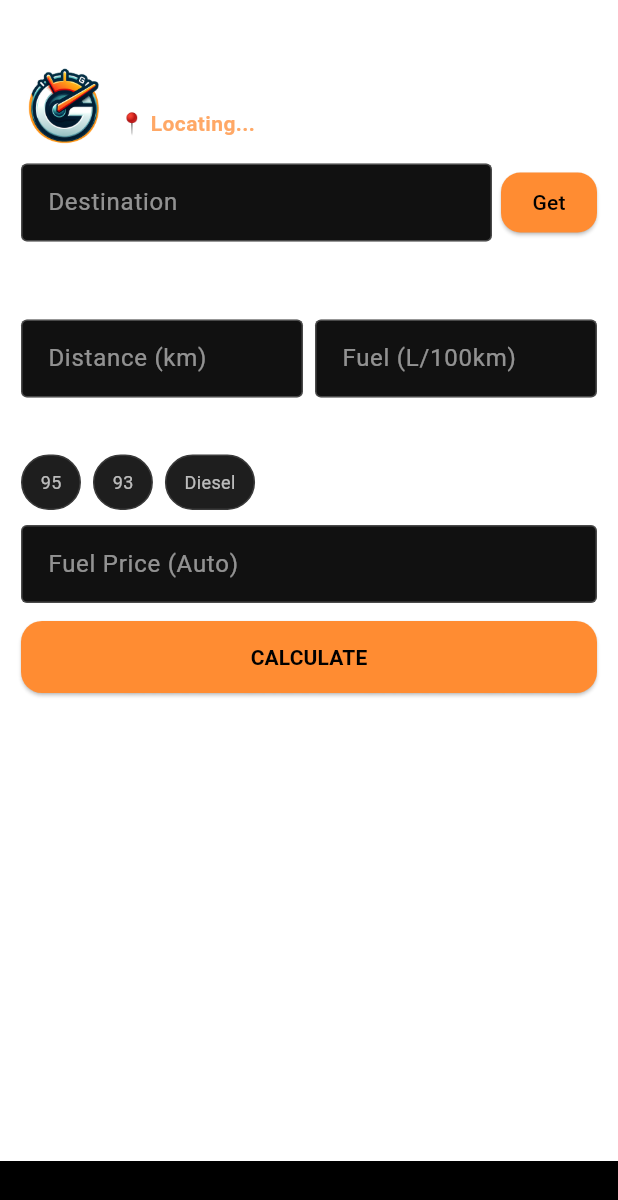
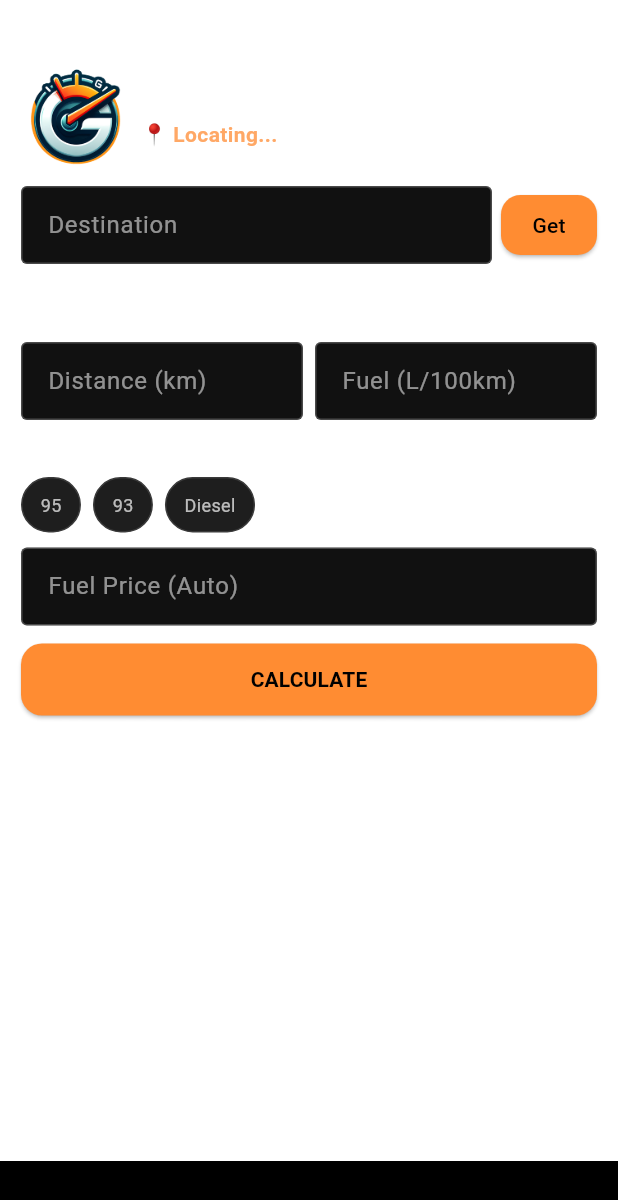
Before and after one commit to VSoulRSA/gazol, a Flutter app: the FuelScreen screen opened directly, on a phone screen of 412 x 824 dp. Shown: the top 1200 px of the screen. Run offline on Flutter 3.47's test engine with Material 3 defaults, Android fonts, the phone set to English and light mode, and no system bars; drawn by our look-alikes of google_mobile_ads; our stand-ins replace geocoding, geolocator, shared_preferences; accounts and stored records are empty; network calls fail.

Commit message:
UI: improved header layout, resized logo, styled results card

```diff
--- a/lib/main.dart
+++ b/lib/main.dart
@@ -535,7 +535,7 @@ class _FuelScreenState extends State<FuelScreen>
                         // Logo
                         Image.asset(
                           "assets/images/gazol_logo.png",
-                          height: 55,
+                          height: 70,
                         ),
 
                         const SizedBox(width: 10),
@@ -717,7 +717,7 @@ class _FuelScreenState extends State<FuelScreen>
                             decoration: BoxDecoration(
                               color: const Color(0xFF1E1E1E),
                               borderRadius: BorderRadius.circular(12),
-                              border: Border.all(color: const Color(0xFF2A2A2A)),
+                              border: Border.all(color: const Color(0xFF1B1B1B)),
                             ),
                             child: Column(
                               crossAxisAlignment: CrossAxisAlignment.center,
@@ -727,7 +727,7 @@ class _FuelScreenState extends State<FuelScreen>
                                   "Trip Estimate",
                                   textAlign: TextAlign.center,
                                   style: TextStyle(
-                                    fontSize: 20,
+                                    fontSize: 18,
                                     fontWeight: FontWeight.bold,
                                   ),
                                 ),
@@ -736,21 +736,21 @@ class _FuelScreenState extends State<FuelScreen>
                                   "${litres!.toStringAsFixed(2)} L",
                                   textAlign: TextAlign.center,
                                   style: const TextStyle(
-                                      fontSize: 18, fontWeight: FontWeight.bold),
+                                      fontSize: 12, fontWeight: FontWeight.bold),
                                 ),
                                 const SizedBox(height: 6),
                                 Text(
                                   "One-way: R${oneWay!.toStringAsFixed(2)}",
                                   textAlign: TextAlign.center,
                                   style: const TextStyle(
-                                      fontSize: 18, fontWeight: FontWeight.bold),
+                                      fontSize: 12, fontWeight: FontWeight.bold),
                                 ),
                                 const SizedBox(height: 6),
                                 Text(
                                   "Return: R${returnCost!.toStringAsFixed(2)}",
                                   textAlign: TextAlign.center,
                                   style: const TextStyle(
-                                      fontSize: 18, fontWeight: FontWeight.bold),
+                                      fontSize: 20, fontWeight: FontWeight.bold),
                                 ),
                               ],
                             ),
--- a/pubspec.yaml
+++ b/pubspec.yaml
@@ -16,7 +16,7 @@ publish_to: 'none' # Remove this line if you wish to publish to pub.dev
 # https://developer.apple.com/library/archive/documentation/General/Reference/InfoPlistKeyReference/Articles/CoreFoundationKeys.html
 # In Windows, build-name is used as the major, minor, and patch parts
 # of the product and file versions while build-number is used as the build suffix.
-version: 2.0.1+3
+version: 2.0.1+4
 
 environment:
   sdk: ^3.9.2
```
